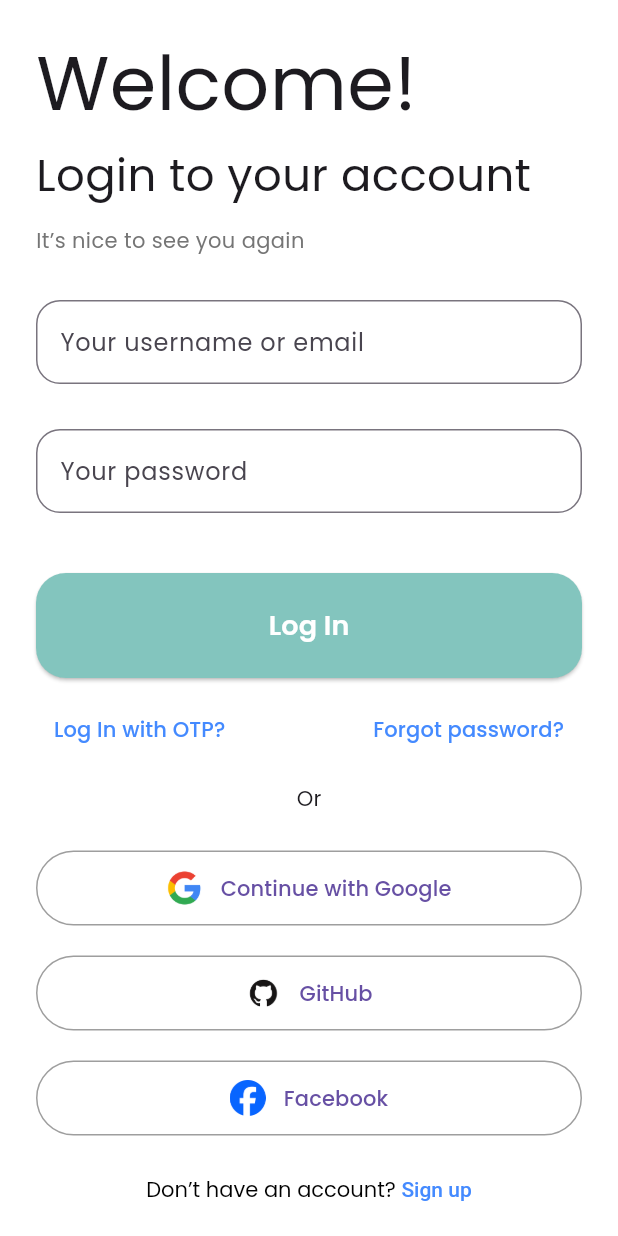
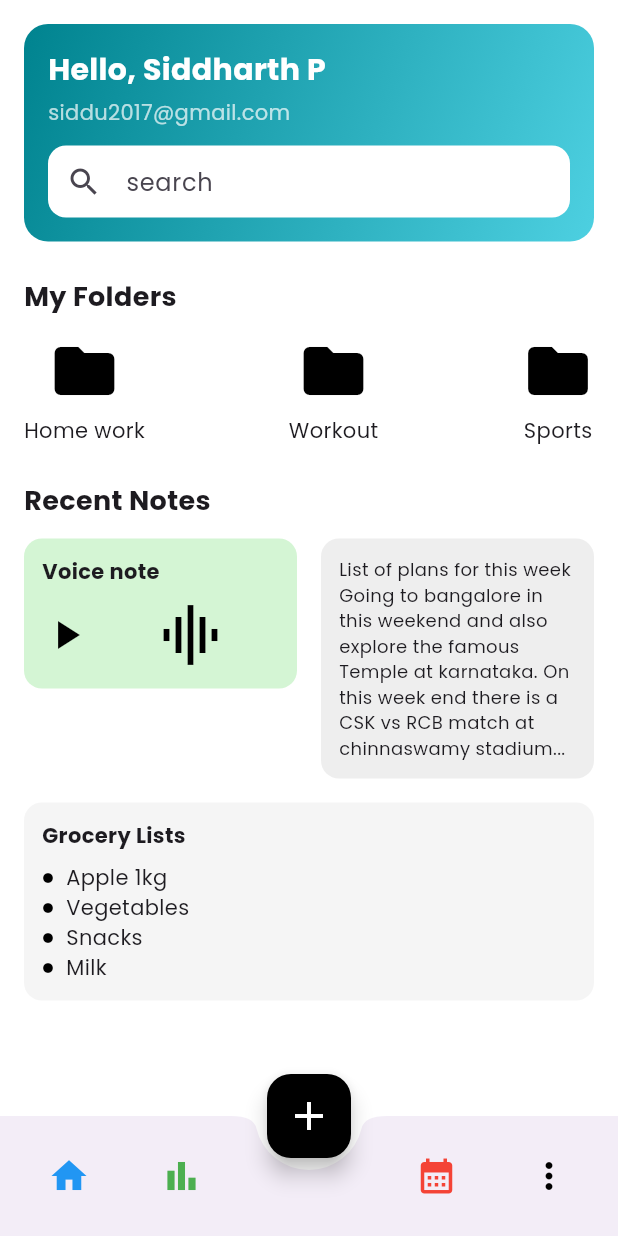
Before and after one commit to Balaji2327/Notes, a Flutter app: the LoginScreen screen opened directly, after a tap on "Log In", on a phone screen of 412 x 824 dp. Run offline on Flutter 3.47's test engine with Material 3 defaults, Android fonts, the phone set to English and light mode, and no system bars.

Commit message:
Home screen created

```diff
--- /dev/null
+++ b/lib/homeScreen.dart
@@ -0,0 +1,220 @@
+import 'package:flutter/material.dart';
+
+class HomeScreen extends StatelessWidget {
+  const HomeScreen({super.key});
+
+  @override
+  Widget build(BuildContext context) {
+    return Scaffold(
+      backgroundColor: Colors.white,
+      floatingActionButton: FloatingActionButton(
+        onPressed: () {},
+        backgroundColor: Colors.black,
+        child: const Icon(Icons.add, color: Colors.white, size: 32),
+      ),
+      floatingActionButtonLocation: FloatingActionButtonLocation.centerDocked,
+      bottomNavigationBar: BottomAppBar(
+        shape: const CircularNotchedRectangle(),
+        notchMargin: 8,
+        child: Padding(
+          padding: const EdgeInsets.symmetric(horizontal: 16.0, vertical: 8),
+          child: Row(
+            mainAxisAlignment: MainAxisAlignment.spaceBetween,
+            children: const [
+              Icon(Icons.home, color: Colors.blue, size: 28),
+              Icon(Icons.bar_chart, color: Colors.green, size: 28),
+              SizedBox(width: 48), // gap for FAB
+              Icon(Icons.calendar_month, color: Colors.red, size: 28),
+              Icon(Icons.more_vert, color: Colors.black, size: 28),
+            ],
+          ),
+        ),
+      ),
+      body: SafeArea(
+        child: SingleChildScrollView(
+          padding: const EdgeInsets.all(16),
+          child: Column(
+            crossAxisAlignment: CrossAxisAlignment.start,
+            children: [
+              // Header
+              Container(
+                decoration: BoxDecoration(
+                  gradient: const LinearGradient(
+                    colors: [Color(0xFF00838F), Color(0xFF4DD0E1)],
+                    begin: Alignment.topLeft,
+                    end: Alignment.bottomRight,
+                  ),
+                  borderRadius: BorderRadius.circular(16),
+                ),
+                padding: const EdgeInsets.all(16),
+                child: Column(
+                  crossAxisAlignment: CrossAxisAlignment.start,
+                  children: [
+                    const Text(
+                      "Hello, Siddharth P",
+                      style: TextStyle(
+                        fontSize: 20,
+                        fontWeight: FontWeight.bold,
+                        color: Colors.white,
+                      ),
+                    ),
+                    const SizedBox(height: 4),
+                    const Text(
+                      "siddu2017@gmail.com",
+                      style: TextStyle(color: Colors.white70),
+                    ),
+                    const SizedBox(height: 12),
+                    TextField(
+                      decoration: InputDecoration(
+                        filled: true,
+                        fillColor: Colors.white,
+                        hintText: "search",
+                        prefixIcon: const Icon(Icons.search),
+                        contentPadding: const EdgeInsets.all(0),
+                        border: OutlineInputBorder(
+                          borderRadius: BorderRadius.circular(12),
+                          borderSide: BorderSide.none,
+                        ),
+                      ),
+                    )
+                  ],
+                ),
+              ),
+              const SizedBox(height: 24),
+
+              // My Folders
+              const Text("My Folders",
+                  style: TextStyle(fontSize: 18, fontWeight: FontWeight.bold)),
+              const SizedBox(height: 12),
+              Row(
+                mainAxisAlignment: MainAxisAlignment.spaceBetween,
+                children: const [
+                  _FolderItem(icon: Icons.folder, label: "Home work"),
+                  _FolderItem(icon: Icons.folder, label: "Workout"),
+                  _FolderItem(icon: Icons.folder, label: "Sports"),
+                ],
+              ),
+              const SizedBox(height: 24),
+
+              // Recent Notes
+              const Text("Recent Notes",
+                  style: TextStyle(fontSize: 18, fontWeight: FontWeight.bold)),
+              const SizedBox(height: 12),
+
+              Row(
+                crossAxisAlignment: CrossAxisAlignment.start,
+                children: [
+                  // Voice Note Card
+                  Expanded(
+                    child: Container(
+                      padding: const EdgeInsets.all(12),
+                      margin: const EdgeInsets.only(right: 8),
+                      decoration: BoxDecoration(
+                        color: const Color(0xFFD4F5D4),
+                        borderRadius: BorderRadius.circular(12),
+                      ),
+                      child: Column(
+                        crossAxisAlignment: CrossAxisAlignment.start,
+                        children: [
+                          const Text("Voice note",
+                              style: TextStyle(fontWeight: FontWeight.bold)),
+                          const SizedBox(height: 8),
+                          Row(
+                            children: const [
+                              Icon(Icons.play_arrow,
+                                  size: 32, color: Colors.black),
+                              SizedBox(width: 8),
+                              Expanded(
+                                child: Icon(Icons.multitrack_audio,
+                                    size: 48, color: Colors.black),
+                              )
+                            ],
+                          ),
+                        ],
+                      ),
+                    ),
+                  ),
+
+                  // List of plans Card
+                  Expanded(
+                    child: Container(
+                      padding: const EdgeInsets.all(12),
+                      margin: const EdgeInsets.only(left: 8),
+                      decoration: BoxDecoration(
+                        color: Colors.grey.shade200,
+                        borderRadius: BorderRadius.circular(12),
+                      ),
+                      child: const Text(
+                        "List of plans for this week\n"
+                        "Going to bangalore in this weekend and also explore the famous Temple at karnataka. "
+                        "On this week end there is a CSK vs RCB match at chinnaswamy stadium...",
+                        style: TextStyle(fontSize: 12),
+                        maxLines: 10,
+                        overflow: TextOverflow.ellipsis,
+                      ),
+                    ),
+                  ),
+                ],
+              ),
+              const SizedBox(height: 16),
+
+              // Grocery List
+              Container(
+                padding: const EdgeInsets.all(12),
+                decoration: BoxDecoration(
+                  color: Colors.grey.shade100,
+                  borderRadius: BorderRadius.circular(12),
+                ),
+                child: Column(
+                  crossAxisAlignment: CrossAxisAlignment.start,
+                  children: const [
+                    Text("Grocery Lists",
+                        style: TextStyle(fontWeight: FontWeight.bold)),
+                    SizedBox(height: 8),
+                    _BulletText(text: "Apple 1kg"),
+                    _BulletText(text: "Vegetables"),
+                    _BulletText(text: "Snacks"),
+                    _BulletText(text: "Milk"),
+                  ],
+                ),
+              )
+            ],
+          ),
+        ),
+      ),
+    );
+  }
+}
+
+class _FolderItem extends StatelessWidget {
+  final IconData icon;
+  final String label;
+  const _FolderItem({required this.icon, required this.label});
+
+  @override
+  Widget build(BuildContext context) {
+    return Column(
+      children: [
+        Icon(icon, size: 48, color: Colors.black),
+        const SizedBox(height: 6),
+        Text(label),
+      ],
+    );
+  }
+}
+
+class _BulletText extends StatelessWidget {
+  final String text;
+  const _BulletText({required this.text});
+
+  @override
+  Widget build(BuildContext context) {
+    return Row(
+      children: [
+        const Icon(Icons.circle, size: 8, color: Colors.black),
+        const SizedBox(width: 8),
+        Text(text),
+      ],
+    );
+  }
+}
--- a/lib/loginScreen.dart
+++ b/lib/loginScreen.dart
@@ -3,6 +3,7 @@ import 'package:flutter/gestures.dart';
 import 'signUpScreen.dart';
 import 'forgetPassword.dart';
 import 'otpVerification.dart';
+import 'homeScreen.dart';
 
 class LoginScreen extends StatelessWidget {
   const LoginScreen({super.key});
@@ -63,6 +64,12 @@ class LoginScreen extends StatelessWidget {
                     ),
                   ),
                   onPressed: () {
+                      Navigator.push(
+                        context,
+                        MaterialPageRoute(
+                          builder: (context) => const HomeScreen(),
+                        ),
+                      );
                     // Add login logic here
                   },
                   child: const Text(
--- a/lib/main.dart
+++ b/lib/main.dart
@@ -13,7 +13,8 @@ class MainApp extends StatelessWidget {
   Widget build(BuildContext context) {
     return MaterialApp(
       debugShowCheckedModeBanner: false,
-      theme: ThemeData(fontFamily: 'Poppins'),
+      theme: ThemeData(fontFamily: 'Poppins'
+      ),
       home: const OnboardingScreen(),
     );
   }
--- a/pubspec.yaml
+++ b/pubspec.yaml
@@ -46,3 +46,9 @@ flutter:
     - assets/images/facebook.png
     - assets/images/key.png
     - assets/images/otp.png
+    - assets/images/waveform.png
+    - assets/images/search.png
+    - assets/images/home.png
+    - assets/images/play.png
+    - assets/images/folder.png
+    - assets/images/calender.png
```
Also changed, not shown: assets/images/calender.png (added), assets/images/checkcircle.png (added), assets/images/folder.png (added), assets/images/home.png (added), assets/images/more.png (added), assets/images/play.png (added), assets/images/search.png (added), assets/images/waveform.png (added).
